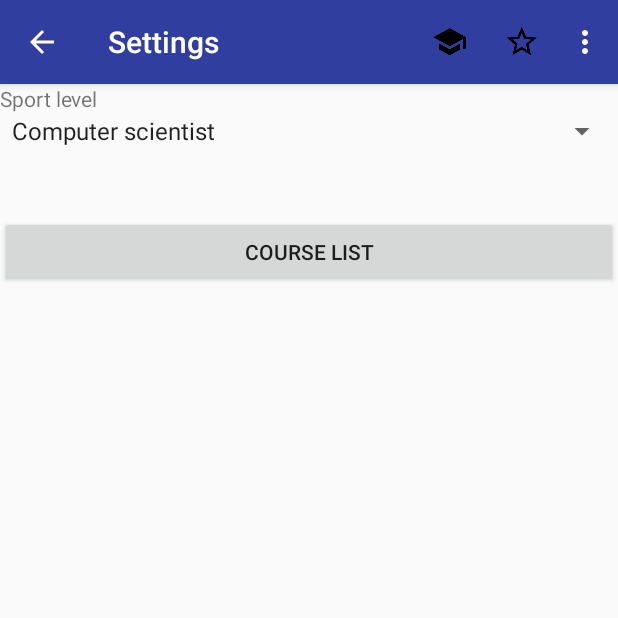
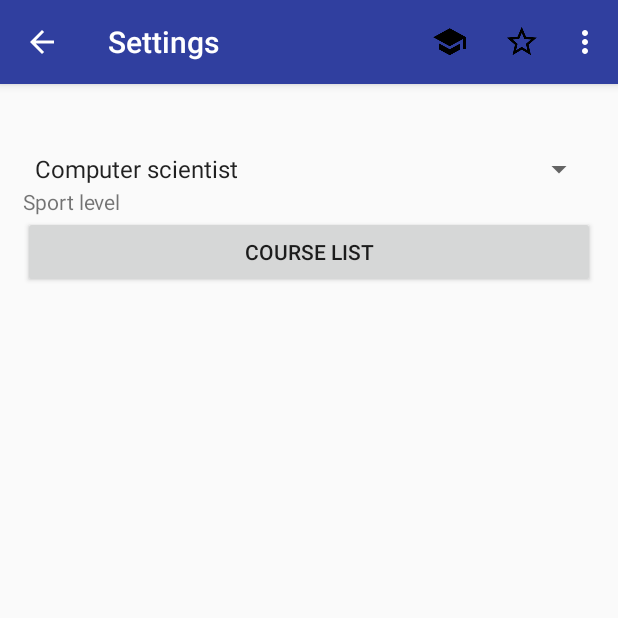
Before and after one commit to NVanvyve/UCLaConcentration, an Android app: the screen it shows after launch (SettingsActivity), in the options menu, after a tap on "Settings", on a phone screen of 412 x 824 dp, the top half of it. Run offline under Robolectric (Android 15) with nearby library versions, the phone set to English and light mode, and no system bars; libraries missing offline, so code that uses them is left out: junit.framework.

Commit message:
Rajout Marge

```diff
--- a/UCLaConcentration/app/src/main/res/layout/activity_main.xml
+++ b/UCLaConcentration/app/src/main/res/layout/activity_main.xml
@@ -24,6 +24,8 @@
         <LinearLayout
             android:layout_width="match_parent"
             android:layout_height="wrap_content"
+            android:layout_marginLeft="@dimen/margin"
+            android:layout_marginRight="@dimen/margin"
             android:orientation="vertical"
             android:weightSum="1">
 
--- a/UCLaConcentration/app/src/main/res/layout/activity_preferences.xml
+++ b/UCLaConcentration/app/src/main/res/layout/activity_preferences.xml
@@ -75,8 +75,8 @@
                 android:id="@+id/layout_cours"
                 android:layout_width="match_parent"
                 android:layout_height="match_parent"
-                android:layout_marginLeft="15dp"
-                android:layout_marginRight="15dp"
+                android:layout_marginLeft="@dimen/margin"
+                android:layout_marginRight="@dimen/margin"
                 android:orientation="vertical" />
 
             <android.support.design.widget.FloatingActionButton
--- a/UCLaConcentration/app/src/main/res/layout/activity_settings.xml
+++ b/UCLaConcentration/app/src/main/res/layout/activity_settings.xml
@@ -15,25 +15,38 @@
         android:elevation="4dp"
         />
 
+    <ScrollView
+        android:layout_width="match_parent"
+        android:layout_height="match_parent">
+
+        <LinearLayout
+            android:layout_width="match_parent"
+            android:layout_height="wrap_content"
+            android:layout_marginLeft="@dimen/margin"
+            android:layout_marginRight="@dimen/margin"
+            android:orientation="vertical" >
+
+            <Space
+                android:layout_width="match_parent"
+                android:layout_height="20pt" />
+
+            <Spinner
+                android:id="@+id/sport_spin"
+                android:layout_width="match_parent"
+                android:layout_height="wrap_content" />
+
             <TextView
                 android:id="@+id/sport_level"
                 android:layout_width="match_parent"
                 android:layout_height="wrap_content"
                 android:text="@string/sport_level" />
 
-    <Spinner
-        android:id="@+id/sport_spin"
-        android:layout_width="match_parent"
-        android:layout_height="wrap_content" />
-
-    <Space
-        android:layout_width="match_parent"
-        android:layout_height="20pt" />
-
             <Button
                 android:id="@+id/cursus_button"
                 android:layout_width="match_parent"
                 android:layout_height="wrap_content"
                 android:text="@string/cursus_button" />
+        </LinearLayout>
+    </ScrollView>
 
 </LinearLayout>
--- a/UCLaConcentration/app/src/main/res/layout/activity_store.xml
+++ b/UCLaConcentration/app/src/main/res/layout/activity_store.xml
@@ -19,6 +19,8 @@
 
         <LinearLayout
             android:layout_width="match_parent"
+            android:layout_marginLeft="@dimen/margin"
+            android:layout_marginRight="@dimen/margin"
             android:layout_height="wrap_content"
             android:orientation="vertical" >
 
--- a/UCLaConcentration/app/src/main/res/layout/ade_layout.xml
+++ b/UCLaConcentration/app/src/main/res/layout/ade_layout.xml
@@ -20,6 +20,8 @@
 
         <LinearLayout
             android:layout_width="match_parent"
+            android:layout_marginLeft="@dimen/margin"
+            android:layout_marginRight="@dimen/margin"
             android:layout_height="wrap_content"
             android:orientation="vertical" >
 
--- a/UCLaConcentration/app/src/main/res/layout/content_settings.xml
+++ b/UCLaConcentration/app/src/main/res/layout/content_settings.xml
@@ -4,6 +4,8 @@
     xmlns:tools="http://schemas.android.com/tools"
     android:layout_width="match_parent"
     android:layout_height="match_parent"
+    android:layout_marginLeft="@dimen/margin"
+    android:layout_marginRight="@dimen/margin"
     app:layout_behavior="@string/appbar_scrolling_view_behavior"
     tools:context="groupe.onze.uclaconcentration.SettingsActivity"
     tools:showIn="@layout/activity_settings">
--- a/UCLaConcentration/app/src/main/res/layout/facebook_layout.xml
+++ b/UCLaConcentration/app/src/main/res/layout/facebook_layout.xml
@@ -22,6 +22,8 @@
         <LinearLayout
             android:layout_width="match_parent"
             android:layout_height="wrap_content"
+            android:layout_marginLeft="@dimen/margin"
+            android:layout_marginRight="@dimen/margin"
             android:orientation="vertical">
             <TextView
                 android:layout_width="wrap_content"
--- a/UCLaConcentration/app/src/main/res/layout/layout_connexion.xml
+++ b/UCLaConcentration/app/src/main/res/layout/layout_connexion.xml
@@ -20,7 +20,9 @@
         <LinearLayout
             android:layout_width="match_parent"
             android:layout_height="wrap_content"
-            android:orientation="vertical" >
+            android:layout_marginLeft="@dimen/margin"
+            android:layout_marginRight="@dimen/margin"
+            android:orientation="vertical">
 
             <com.facebook.login.widget.LoginButton
                 android:id="@+id/login_button"
--- a/UCLaConcentration/app/src/main/res/layout/layout_modele.xml
+++ b/UCLaConcentration/app/src/main/res/layout/layout_modele.xml
@@ -21,6 +21,8 @@
         <LinearLayout
             android:layout_width="match_parent"
             android:layout_height="wrap_content"
+            android:layout_marginLeft="@dimen/margin"
+            android:layout_marginRight="@dimen/margin"
             android:orientation="vertical">
 
         </LinearLayout>
--- a/UCLaConcentration/app/src/main/res/menu/menu_main.xml
+++ b/UCLaConcentration/app/src/main/res/menu/menu_main.xml
@@ -9,14 +9,14 @@
         android:orderInCategory="300"
         android:title="User"
         android:icon="@drawable/ic_school_black_24dp"
-        app:showAsAction="ifRoom"></item>
+        app:showAsAction="ifRoom" />
 
     <item
         android:id="@+id/action_recompense"
         android:orderInCategory="300"
         android:title="User"
         android:icon="@drawable/ic_star_border_black_24dp"
-        app:showAsAction="ifRoom"></item>
+        app:showAsAction="ifRoom" />
 
     <!-- Settings, should always be in the overflow -->
     <item android:id="@+id/action_settings"
--- a/UCLaConcentration/app/src/main/res/values/dimens.xml
+++ b/UCLaConcentration/app/src/main/res/values/dimens.xml
@@ -3,4 +3,5 @@
     <dimen name="activity_horizontal_margin">16dp</dimen>
     <dimen name="activity_vertical_margin">16dp</dimen>
     <dimen name="fab_margin">16dp</dimen>
+    <dimen name="margin">15dp</dimen>
 </resources>
```
Also changed, not shown: UCLaConcentration/app/src/main/res/layout/activity_calendar.xml (+30 -6 lines), UCLaConcentration/app/src/main/res/layout/activity_calendar_first_launch.xml (+32 -7 lines). Lines whose indentation alone changed are shown as unchanged.
